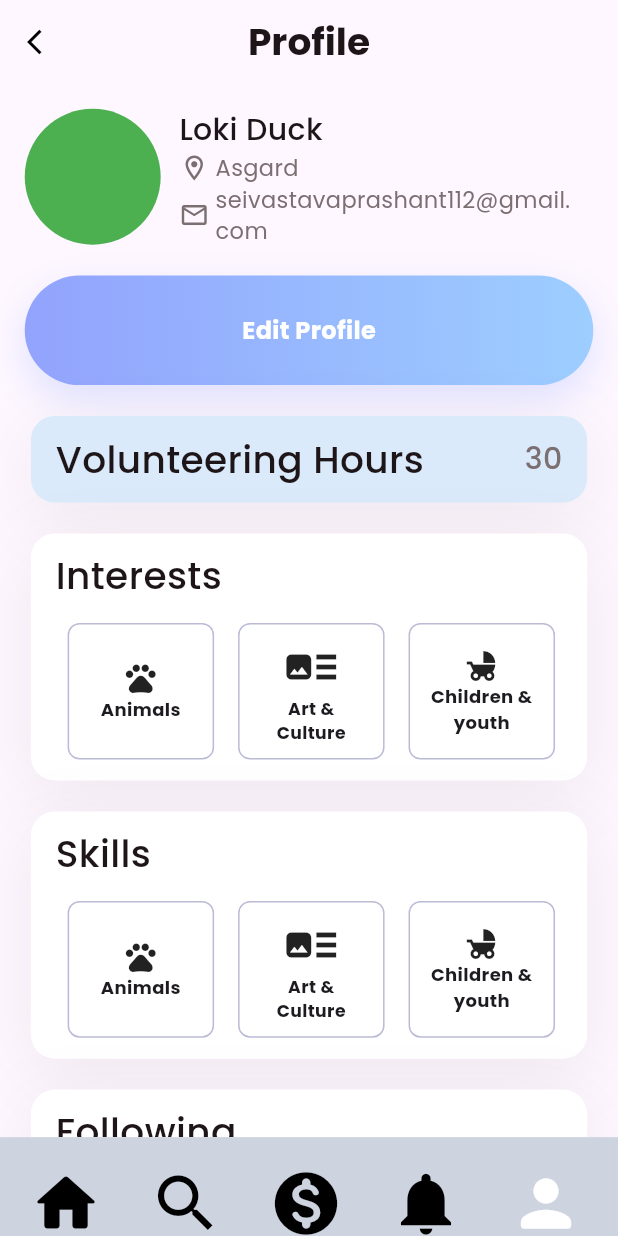
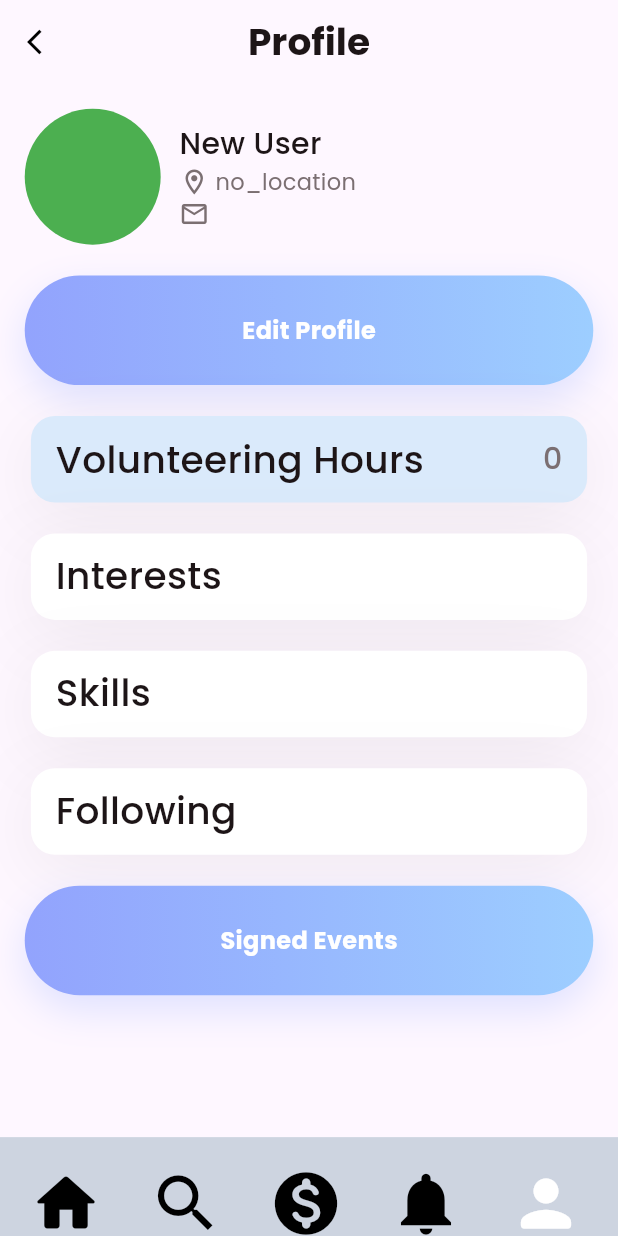
Before and after one commit to protonium71/Helping_Hand, a Flutter app: the screen it shows once a user with an empty profile is signed in, item 5 of the bottom bar chosen, on a phone screen of 412 x 824 dp. Run offline on Flutter 3.47's test engine with Material 3 defaults, Android fonts, the phone set to English and light mode, and no system bars; drawn by our look-alikes of google_nav_bar; our stand-ins replace cloud_firestore, firebase_auth, firebase_core, get, google_fonts, google_sign_in; missing offline and left inert: country_state_city_pro; accounts and stored records are empty.

Commit message:
connected profile page to firebase

```diff
--- a/lib/utilities/custom_profile_container.dart
+++ b/lib/utilities/custom_profile_container.dart
@@ -1,12 +1,14 @@
 import 'package:flutter/material.dart';
+import 'package:helping_hand/utilities/following_card.dart';
 import 'package:helping_hand/utilities/interest_card.dart';
 import 'package:helping_hand/utilities/utils.dart';
 
 class CustomProfileContainer extends StatelessWidget {
   final String text;
   final String type;
+  final List items;
 
-  const CustomProfileContainer({super.key, required this.text, required this.type});
+  const CustomProfileContainer({super.key, required this.text, required this.type, required this.items});
 
   @override
   Widget build(BuildContext context) {
@@ -15,7 +17,7 @@ class CustomProfileContainer extends StatelessWidget {
 
     return Container(
       width: width*0.9,
-      height: height*0.2,
+      height: items.isEmpty ? height*0.07 : height*0.2,
       decoration: ShapeDecoration(
           color: Colors.white,
           shape: RoundedRectangleBorder(
@@ -47,31 +49,31 @@ class CustomProfileContainer extends StatelessWidget {
               ),
             ),
              SizedBox(height: height*0.007,),
+             items.isEmpty ? const SizedBox(height: 0,):
             Container(
               height: height*0.13,
               // color: Colors.black,
               child: ListView.builder(
                 scrollDirection: Axis.horizontal,
-                itemCount: 12,
+                itemCount: items.length,
                 itemBuilder: (BuildContext context, int index) {
                   if(type == 'interests'){
                     return  Padding(
                       padding: const EdgeInsets.all(8.0),
-                      child: Container(height: height*0.13, width: width*0.237, child: InterestCard(text: cardList[index].text!, icon: cardList[index].icon!, size: cardList[index].size!,),),
+                      child: Container(height: height*0.13, width: width*0.237, child: InterestCard(text: items[index]!, icon: i_string_icon[items[index]]!, size: 11,),),
                     );
                   }
                   else if(type == 'skills'){
                     return  Padding(
                       padding: const EdgeInsets.all(8.0),
-                      child: Container(height: height*0.13, width: width*0.237, color: Colors.red,),
+                      child: Container(height: height*0.13, width: width*0.237, child: InterestCard(text: items[index]!, icon: s_string_icon[items[index]]!, size: 11,),),
                     );
                   }
                   else{
                     return  Padding(
                       padding: const EdgeInsets.all(8.0),
-                      child: Container(height: height*0.13, width: width*0.237, color: Colors.red,),
-                    );
-                  }
+                      child: Container(height: height*0.13, width: width*0.237, child: FollowingCard(text: items[index]!, size: 10,))
+              );}
                 }
               ),
             ),
--- a/lib/views/user/profile_page.dart
+++ b/lib/views/user/profile_page.dart
@@ -1,8 +1,11 @@
 import 'package:flutter/material.dart';
+import 'package:helping_hand/providers/user_provider.dart';
 import 'package:helping_hand/utilities/custom_profile_container.dart';
 import 'package:helping_hand/utilities/my_button.dart';
 import 'package:helping_hand/views/user/edit_profile_page.dart';
 import 'package:helping_hand/views/user/signed_events_page.dart';
+import 'package:provider/provider.dart';
+import 'package:helping_hand/models/user.dart' as model;
 
 class ProfilePage extends StatelessWidget {
   const ProfilePage({super.key});
@@ -12,7 +15,17 @@ class ProfilePage extends StatelessWidget {
     double height = MediaQuery.of(context).size.height;
     double width = MediaQuery.of(context).size.width;
 
+    model.User user = Provider.of<UserProvider>(context, listen: false).getUser;
+    Map<String, dynamic> userMap = user.getData();
+    String name;
+    String location;
+    if(userMap['username'] == "")name = "New User";
+    else name = userMap['username'];
+    if(userMap['location'] == "")location = "no_location";
+    else location = userMap['location'];
+
     return Scaffold(
+
       appBar: AppBar(
         leading: GestureDetector(
           onTap: (){},
@@ -57,9 +70,9 @@ class ProfilePage extends StatelessWidget {
                         crossAxisAlignment: CrossAxisAlignment.start,
                         mainAxisAlignment: MainAxisAlignment.center,
                         children: [
-                          const Text(
-                            'Loki Duck',
-                            style: TextStyle(
+                           Text(
+                            name,
+                            style: const TextStyle(
                                 color: Color(0xFF1D1517),
                                 fontSize: 20,
                                 fontFamily: 'Poppins',
@@ -70,9 +83,9 @@ class ProfilePage extends StatelessWidget {
                             children: [
                               const Icon(Icons.location_on_outlined, color: Color(0xFF7B6F72), size: 20,),
                               SizedBox(width: width*0.01,),
-                              const Text(
-                                'Asgard',
-                                style: TextStyle(
+                              Text(
+                                location,
+                                style: const TextStyle(
                                     color: Color(0xFF7B6F72),
                                     fontSize: 15,
                                     fontFamily: 'Poppins',
@@ -88,10 +101,10 @@ class ProfilePage extends StatelessWidget {
                               Container(
                                 width: width*0.59,
                                 // color: Colors.red,
-                                child: const Text(
-                                  'seivastavaprashant112@gmail.com',
+                                child: Text(
+                                  userMap['email'],
                                   maxLines: 2,
-                                  style: TextStyle(
+                                  style: const TextStyle(
                                       color: Color(0xFF7B6F72),
                                       fontSize: 15,
                                       fontFamily: 'Poppins',
@@ -149,7 +162,7 @@ class ProfilePage extends StatelessWidget {
                             mainAxisSize: MainAxisSize.max,
                             children: <Widget>[
                               Text(
-                                '30',
+                                '0',
                                 style: TextStyle(
                                     color: Color(0xFF7B6F72),
                                     fontSize: 20,
@@ -165,11 +178,11 @@ class ProfilePage extends StatelessWidget {
                   ),
                 ),
                 SizedBox(height: height*0.025,),
-                const CustomProfileContainer(text: 'Interests', type: 'interests'),
+                CustomProfileContainer(text: 'Interests', type: 'interests', items: userMap['interests'],),
                 SizedBox(height: height*0.025,),
-                const CustomProfileContainer(text: 'Skills', type: 'interests'),
+                CustomProfileContainer(text: 'Skills', type: 'interests', items: userMap['skills'],),
                 SizedBox(height: height*0.025,),
-                const CustomProfileContainer(text: 'Following', type: 'interests'),
+                CustomProfileContainer(text: 'Following', type: 'interests', items: userMap['following'],),
                 SizedBox(height: height*0.025,),
                 MyButton(onTap: (){
                   Navigator.push(context, MaterialPageRoute(builder: (context) => const SignedEventsPage()));
```
Also changed, not shown: lib/utilities/following_card.dart (added, +30 -0 lines), lib/utilities/utils.dart (+72 -0 lines).
